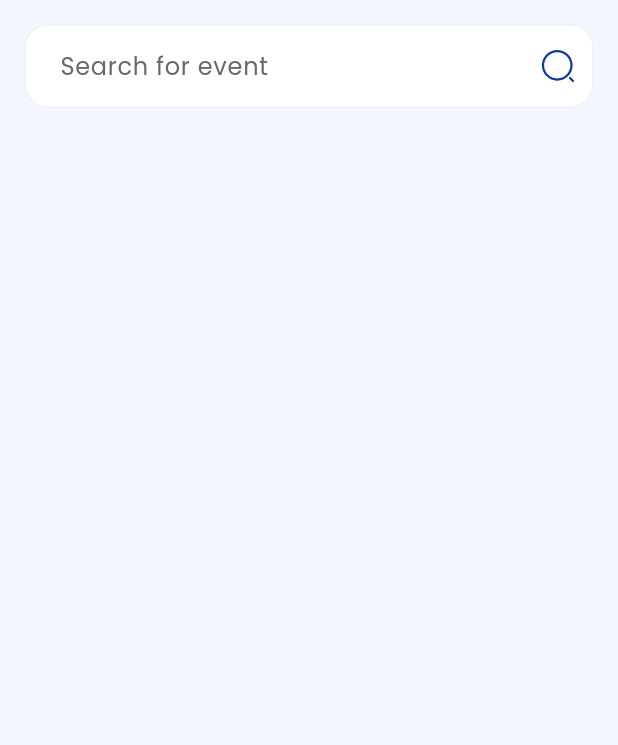
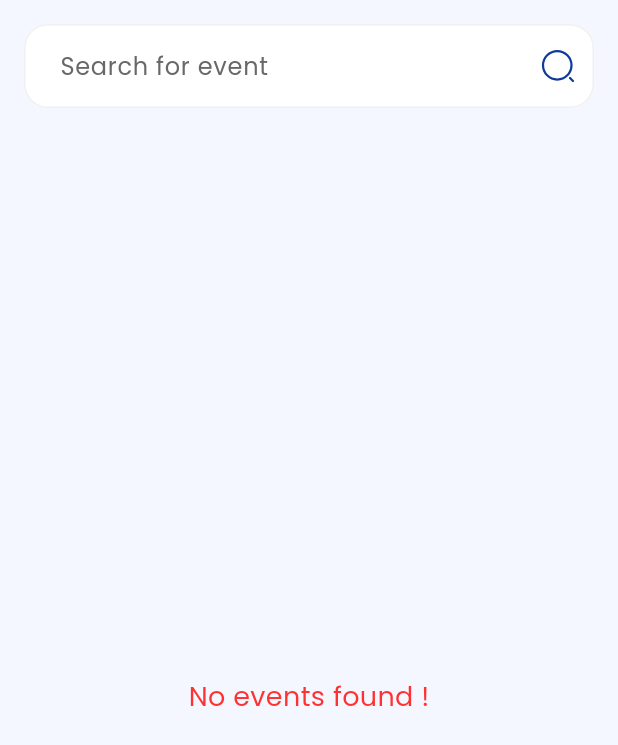
Before and after one commit to saidelhadidi/evently_app, a Flutter app: the FavouriteTab screen opened directly, on a phone screen of 412 x 824 dp. Shown: the top 745 px of the screen. Run offline on Flutter 3.47's test engine with Material 3 defaults, Android fonts, the phone set to English and light mode, and no system bars; our stand-ins replace flutter_svg, smooth_page_indicator.

Commit message:
feat: complete profile UI with dynamic theme and add real-time search in favorites tab

```diff
--- a/lib/core/resources/strings_manager.dart
+++ b/lib/core/resources/strings_manager.dart
@@ -25,7 +25,7 @@ abstract final class StringsManager {
   static const home = "Home";
   static const favourite = "Favorite";
   static const profile = "Profile";
-  static const welcomeBack = "Welcome Back ✨";
+  static const welcomeBack = "Welcome Back";
   static const addEvent = "Add Event";
   static const title = "Title";
   static const eventTitleHint = "Event Title";
--- a/lib/features/favorites/favourite_tab.dart
+++ b/lib/features/favorites/favourite_tab.dart
@@ -3,6 +3,7 @@ import 'package:evently_app/providers/event_provider.dart';
 import 'package:flutter/material.dart';
 import 'package:provider/provider.dart';
 
+import '../../core/theme/app_colors.dart';
 import '../../core/widgets/event_card.dart';
 
 class FavouriteTab extends StatelessWidget {
@@ -14,25 +15,40 @@ class FavouriteTab extends StatelessWidget {
       body: SafeArea(
         child: Column(
           children: [
-            CustomSearchBar(),
+            CustomSearchBar(
+              onChanged: (value) {
+                context.read<EventProvider>().searchFavEvents(value);
+              },
+            ),
             const SizedBox(height: 16),
-            Consumer<EventProvider>(
-              builder: (context, provider, child) {
-                return Expanded(
-                  child: ListView.separated(
+            Expanded(
+              child: Consumer<EventProvider>(
+                builder: (context, provider, child) {
+                  final displayList = provider.searchQuery.isEmpty
+                      ? provider.favEvents
+                      : provider.searchFavResult;
+                  if (displayList.isEmpty) {
+                    return const Center(
+                      child: Text(
+                        "No events found !",
+                        style: TextStyle(fontSize: 18, color: AppColors.lightRed),
+                      ),
+                    );
+                  }
+                  return ListView.separated(
                     padding: const EdgeInsets.symmetric(
                       horizontal: 16,
                       vertical: 8,
                     ),
-                    itemCount: provider.favEvents.length,
+                    itemCount: displayList.length,
                     separatorBuilder: (context, index) =>
-                        const SizedBox(height: 16),
+                    const SizedBox(height: 16),
                     itemBuilder: (context, index) {
-                      return EventCard(event: provider.favEvents[index]);
+                      return EventCard(event: displayList[index]);
                     },
-                  ),
-                );
-              },
+                  );
+                },
+              ),
             ),
           ],
         ),
```
Also changed, not shown: lib/providers/event_provider.dart (+15 -0 lines).
